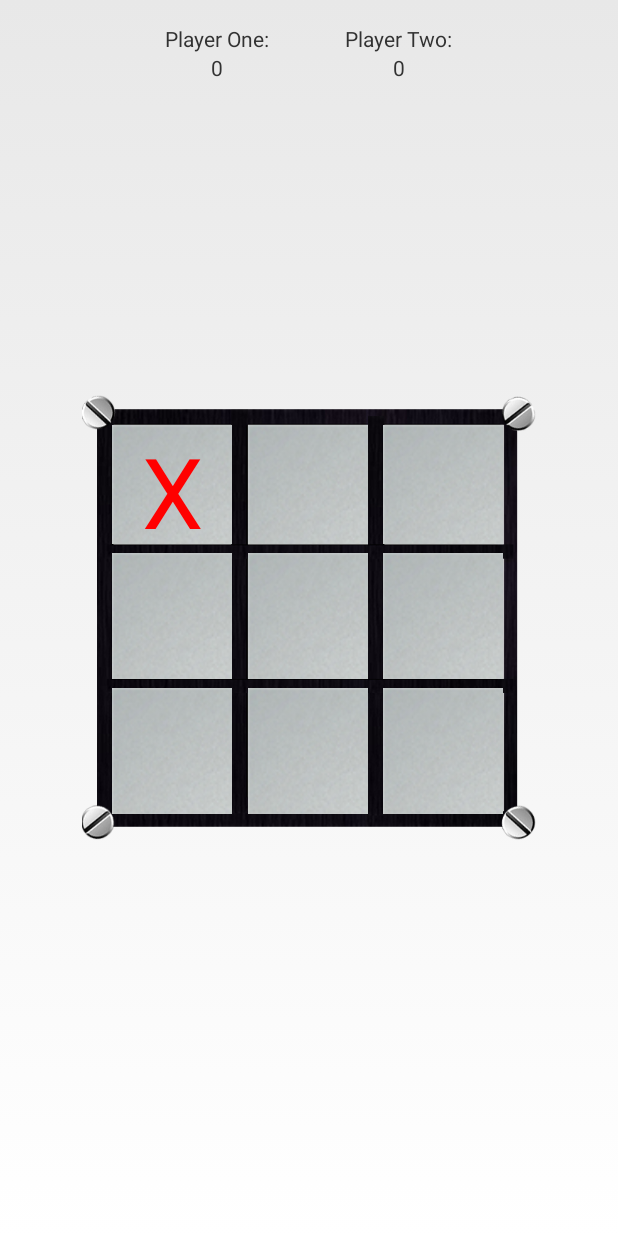
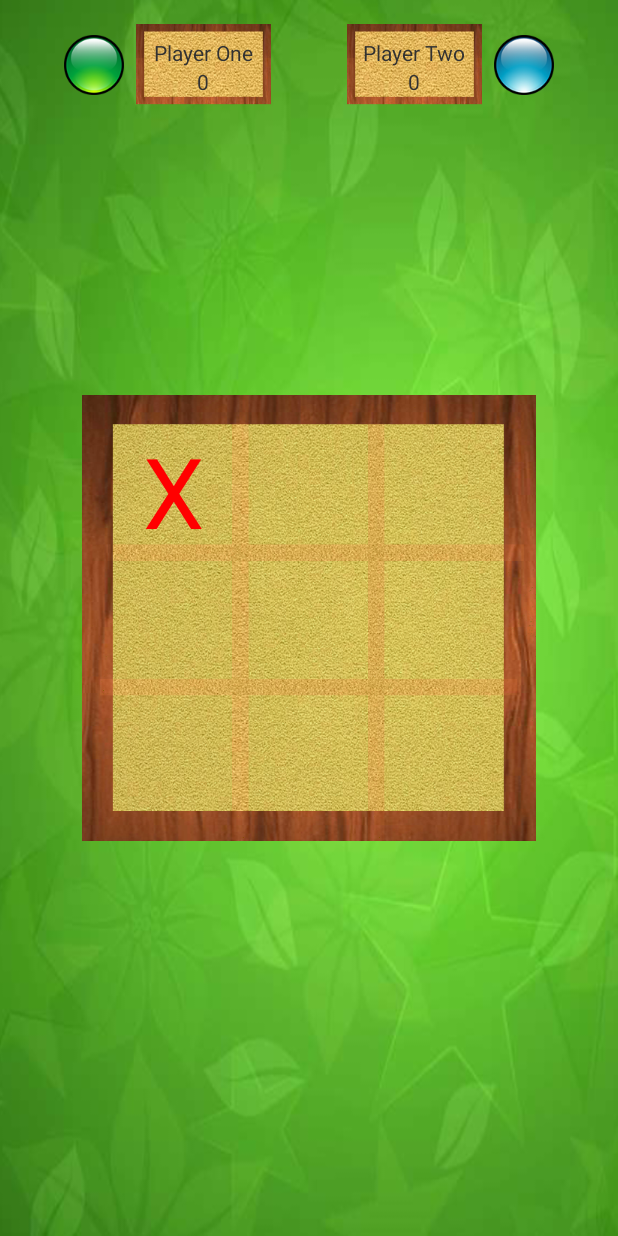
Before and after one commit to SkyLegend/TicTacToe, an Android app: the GameScreenActivity screen opened directly, with no data from a screen before it, after a tap on an icon or button, on a phone screen of 412 x 824 dp. Run offline under Robolectric (Android 15) with nearby library versions, the phone set to English and light mode, and no system bars.

Commit message:
Enhance the game screen.

```diff
--- a/TicTacToe/src/main/java/com/sky/tictactoe/GameScreenActivity.java
+++ b/TicTacToe/src/main/java/com/sky/tictactoe/GameScreenActivity.java
@@ -6,6 +6,7 @@ import android.app.Activity;
 import android.view.Menu;
 import android.view.View;
 import android.widget.Button;
+import android.widget.ImageView;
 import android.widget.TextView;
 
 import java.util.ArrayList;
@@ -35,6 +36,9 @@ public class GameScreenActivity extends Activity {
     private Button bottomCenter;
     private Button bottomRight;
 
+    private ImageView playerOneMarker;
+    private ImageView playerTwoMarker;
+
     @Override
     protected void onCreate(Bundle savedInstanceState) {
         super.onCreate(savedInstanceState);
@@ -55,6 +59,9 @@ public class GameScreenActivity extends Activity {
         bottomCenter = (Button) findViewById(R.id.btnBottomCenter);
         bottomRight = (Button) findViewById(R.id.btnBottomRight);
 
+        playerOneMarker = (ImageView) findViewById(R.id.playerOneTurn);
+        playerTwoMarker = (ImageView) findViewById(R.id.playerTwoTurn);
+
         topLeft.setOnClickListener(gameClicks);
         topCenter.setOnClickListener(gameClicks);
         topRight.setOnClickListener(gameClicks);
@@ -64,6 +71,7 @@ public class GameScreenActivity extends Activity {
         bottomLeft.setOnClickListener(gameClicks);
         bottomCenter.setOnClickListener(gameClicks);
         bottomRight.setOnClickListener(gameClicks);
+
 
         initializeVictoryPatterns();
 
@@ -117,16 +125,22 @@ public class GameScreenActivity extends Activity {
                 gameGrid[row][column] = true;
                 tempButton.setTextColor(Color.RED);
                 tempButton.setText("X");
-                determineVictory(partitionNumber);
-                playerOneTurnMarker = false;
-                playerTwoTurnMarker = true;
+                if(!(determineVictory(partitionNumber))){
+                    playerOneTurnMarker = false;
+                    playerOneMarker.setImageResource(R.drawable.neutral_turn);
+                    playerTwoTurnMarker = true;
+                    playerTwoMarker.setImageResource(R.drawable.blue_turn);
+                }
             } else{
                 gameGrid[row][column] = false;
                 tempButton.setTextColor(Color.BLUE);
                 tempButton.setText("O");
-                determineVictory(partitionNumber);
-                playerTwoTurnMarker = false;
-                playerOneTurnMarker = true;
+                if(!(determineVictory(partitionNumber))){
+                    playerTwoTurnMarker = false;
+                    playerTwoMarker.setImageResource(R.drawable.neutral_turn);
+                    playerOneTurnMarker = true;
+                    playerOneMarker.setImageResource(R.drawable.red_turn);
+                }
             }
         }
         if(drawGame()){
@@ -147,7 +161,7 @@ public class GameScreenActivity extends Activity {
      * 8 null
      * 9 null
      */
-    private void determineVictory(int patternNum){
+    private boolean determineVictory(int patternNum){
         ArrayList<int[]> tempPatterns;
         tempPatterns = gridPatterns.get(patternNum);
         //Check Patterns
@@ -158,13 +172,16 @@ public class GameScreenActivity extends Activity {
                     && (gameGrid[temp[4]][temp[5]] != null && gameGrid[temp[4]][temp[5]])){
                 playerOneScore.setText(Integer.toString(++mPlayerOneScore));
                 gameReset();
+                return true;
             } else if((gameGrid[temp[0]][temp[1]] != null && !(gameGrid[temp[0]][temp[1]]))
                     && (gameGrid[temp[2]][temp[3]] != null && !(gameGrid[temp[2]][temp[3]]))
                     && (gameGrid[temp[4]][temp[5]] != null && !(gameGrid[temp[4]][temp[5]]))){
                 playerTwoScore.setText(Integer.toString(++mPlayerTwoScore));
                 gameReset();
+                return true;
             }
         }
+        return false;
 
 
         //Check Current Player
--- a/TicTacToe/src/main/res/layout/activity_game_screen.xml
+++ b/TicTacToe/src/main/res/layout/activity_game_screen.xml
@@ -6,7 +6,8 @@
     android:paddingRight="@dimen/activity_horizontal_margin"
     android:paddingTop="@dimen/activity_vertical_margin"
     android:paddingBottom="@dimen/activity_vertical_margin"
-    tools:context=".GameScreenActivity">
+    tools:context=".GameScreenActivity"
+    android:background="@drawable/grass2_background">
 
     <LinearLayout
         android:orientation="vertical"
@@ -15,7 +16,7 @@
         android:layout_centerVertical="true"
         android:layout_centerHorizontal="true"
         android:id="@+id/gameGrid"
-        android:background="@drawable/board_background"
+        android:background="@drawable/sandbox"
         android:layout_margin="0dp">
 
         <LinearLayout
@@ -26,37 +27,43 @@
 
             <Button
                 android:layout_width="80dp"
-                android:layout_height="86dp"
+                android:layout_height="87dp"
                 android:id="@+id/btnTopLeft"
                 android:visibility="visible"
                 android:textSize="65dp"
-                android:background="@drawable/button_background"
+                android:background="@drawable/button_background_invis"
                 android:layout_marginTop="13dp"
-                android:layout_marginLeft="20dp"
-                android:layout_gravity="center" />
+                android:layout_marginLeft="20.5dp"
+                android:layout_gravity="center"
+                android:layout_marginRight="0dp"
+                android:layout_marginBottom="0dp" />
 
             <Button
                 android:layout_width="80dp"
-                android:layout_height="86dp"
+                android:layout_height="87dp"
                 android:id="@+id/btnTopCenter"
                 android:layout_gravity="center"
                 android:visibility="visible"
                 android:textSize="65dp"
-                android:background="@drawable/button_background"
+                android:background="@drawable/button_background_invis"
                 android:layout_marginTop="13dp"
-                android:layout_marginLeft="10.5dp" />
+                android:layout_marginLeft="11dp"
+                android:layout_marginRight="0dp"
+                android:layout_marginBottom="0dp" />
 
             <Button
                 android:layout_width="80dp"
-                android:layout_height="86dp"
+                android:layout_height="87dp"
                 android:id="@+id/btnTopRight"
                 android:layout_gravity="center"
                 android:visibility="visible"
                 android:textColor="#000000"
                 android:textSize="65dp"
-                android:background="@drawable/button_background"
+                android:background="@drawable/button_background_invis"
                 android:layout_marginTop="13dp"
-                android:layout_marginLeft="10.25dp" />
+                android:layout_marginLeft="10dp"
+                android:layout_marginRight="0dp"
+                android:layout_marginBottom="0dp" />
         </LinearLayout>
 
         <LinearLayout
@@ -67,36 +74,42 @@
 
             <Button
                 android:layout_width="80dp"
-                android:layout_height="86dp"
+                android:layout_height="82dp"
                 android:id="@+id/btnCenterLeft"
                 android:layout_gravity="center"
                 android:textSize="65dp"
-                android:background="@drawable/button_background"
+                android:background="@drawable/button_background_invis"
                 android:visibility="visible"
-                android:layout_marginTop="4dp"
-                android:layout_marginLeft="20dp" />
+                android:layout_marginTop="7dp"
+                android:layout_marginLeft="20.5dp"
+                android:layout_marginRight="0dp"
+                android:layout_marginBottom="0dp" />
 
             <Button
                 android:layout_width="80dp"
-                android:layout_height="86dp"
+                android:layout_height="82dp"
                 android:id="@+id/btnCenter"
                 android:layout_gravity="center"
                 android:textSize="65dp"
-                android:background="@drawable/button_background"
+                android:background="@drawable/button_background_invis"
                 android:visibility="visible"
-                android:layout_marginTop="4dp"
-                android:layout_marginLeft="10.5dp" />
+                android:layout_marginTop="7dp"
+                android:layout_marginLeft="11dp"
+                android:layout_marginRight="0dp"
+                android:layout_marginBottom="0dp" />
 
             <Button
                 android:layout_width="80dp"
-                android:layout_height="86dp"
+                android:layout_height="82dp"
                 android:id="@+id/btnCenterRight"
                 android:layout_gravity="center"
                 android:textSize="65dp"
-                android:background="@drawable/button_background"
+                android:background="@drawable/button_background_invis"
                 android:visibility="visible"
-                android:layout_marginTop="4dp"
-                android:layout_marginLeft="10.25dp" />
+                android:layout_marginTop="7dp"
+                android:layout_marginLeft="10dp"
+                android:layout_marginRight="0dp"
+                android:layout_marginBottom="0dp" />
         </LinearLayout>
 
         <LinearLayout
@@ -107,36 +120,42 @@
 
             <Button
                 android:layout_width="80dp"
-                android:layout_height="86dp"
+                android:layout_height="80dp"
                 android:id="@+id/btnBottomLeft"
                 android:layout_gravity="center"
                 android:textSize="65dp"
-                android:background="@drawable/button_background"
+                android:background="@drawable/button_background_invis"
                 android:visibility="visible"
-                android:layout_marginTop="4dp"
-                android:layout_marginLeft="20dp" />
+                android:layout_marginTop="7.5dp"
+                android:layout_marginLeft="20.5dp"
+                android:layout_marginRight="0dp"
+                android:layout_marginBottom="0dp" />
 
             <Button
                 android:layout_width="80dp"
-                android:layout_height="86dp"
+                android:layout_height="80dp"
                 android:id="@+id/btnBottomCenter"
                 android:layout_gravity="center"
                 android:textSize="65dp"
-                android:background="@drawable/button_background"
+                android:background="@drawable/button_background_invis"
                 android:visibility="visible"
-                android:layout_marginTop="4dp"
-                android:layout_marginLeft="10.5dp" />
+                android:layout_marginTop="7.5dp"
+                android:layout_marginLeft="11dp"
+                android:layout_marginRight="0dp"
+                android:layout_marginBottom="0dp" />
 
             <Button
                 android:layout_width="80dp"
-                android:layout_height="86dp"
+                android:layout_height="80dp"
                 android:id="@+id/btnBottomRight"
                 android:layout_gravity="center"
                 android:textSize="65dp"
-                android:background="@drawable/button_background"
+                android:background="@drawable/button_background_invis"
                 android:visibility="visible"
-                android:layout_marginTop="4dp"
-                android:layout_marginLeft="10.25dp" />
+                android:layout_marginTop="7.5dp"
+                android:layout_marginLeft="10dp"
+                android:layout_marginRight="0dp"
+                android:layout_marginBottom="0dp" />
         </LinearLayout>
     </LinearLayout>
 
@@ -146,27 +165,40 @@
         android:layout_alignParentTop="true"
         android:layout_centerHorizontal="true">
 
+        <ImageView
+            android:layout_width="wrap_content"
+            android:layout_height="wrap_content"
+            android:id="@+id/playerOneTurn"
+            android:layout_marginRight="8dp"
+            android:layout_marginTop="7dp"
+            android:src="@drawable/red_turn" />
+
         <LinearLayout
             android:orientation="vertical"
             android:layout_width="wrap_content"
             android:layout_height="wrap_content"
             android:id="@+id/playerOneScoreFrame"
-            android:layout_marginRight="25dp">
+            android:layout_marginRight="25dp"
+            android:background="@drawable/score_background">
 
             <TextView
-                android:layout_width="wrap_content"
+                android:layout_width="match_parent"
                 android:layout_height="wrap_content"
                 android:text="@string/player_one"
-                android:id="@+id/playerOneScoreText" />
+                android:id="@+id/playerOneScoreText"
+                android:textAlignment="center"
+                android:layout_marginTop="9dp"
+                android:gravity="center_horizontal" />
 
             <TextView
-                android:layout_width="fill_parent"
+                android:layout_width="match_parent"
                 android:layout_height="wrap_content"
                 android:id="@+id/playerOneScore"
                 android:text="@string/initial_score"
                 android:layout_below="@+id/playerOneScoreText"
                 android:layout_alignLeft="@+id/playerOneScoreText"
-                android:gravity="center_horizontal" />
+                android:gravity="center_horizontal"
+                android:textAlignment="center" />
         </LinearLayout>
 
         <LinearLayout
@@ -174,16 +206,19 @@
             android:layout_width="wrap_content"
             android:layout_height="wrap_content"
             android:id="@+id/playerTwoScoreFrame"
-            android:layout_marginLeft="25dp">
+            android:layout_marginLeft="25dp"
+            android:background="@drawable/score_background">
 
             <TextView
-                android:layout_width="wrap_content"
+                android:layout_width="fill_parent"
                 android:layout_height="wrap_content"
                 android:text="@string/player_two"
                 android:id="@+id/playerTwoScoreText"
                 android:layout_alignParentTop="true"
                 android:layout_centerHorizontal="true"
-                android:singleLine="false" />
+                android:singleLine="false"
+                android:gravity="center_horizontal"
+                android:layout_marginTop="9dp" />
 
             <TextView
                 android:layout_width="fill_parent"
@@ -195,5 +230,15 @@
                 android:textAlignment="center"
                 android:gravity="center_horizontal" />
         </LinearLayout>
+
+        <ImageView
+            android:layout_width="wrap_content"
+            android:layout_height="wrap_content"
+            android:id="@+id/playerTwoTurn"
+            android:layout_marginLeft="8dp"
+            android:layout_marginTop="7dp"
+            android:src="@drawable/neutral_turn" />
+
     </LinearLayout>
+
 </RelativeLayout>
--- a/TicTacToe/src/main/res/values/strings.xml
+++ b/TicTacToe/src/main/res/values/strings.xml
@@ -8,8 +8,8 @@
     <string name="game_option">Select A Game Option</string>
     <string name="title_activity_game_screen">GameScreenActivity</string>
     <string name="hello_world">Hello world!</string>
-    <string name="player_one">Player One:</string>
-    <string name="player_two">Player Two:</string>
+    <string name="player_one">Player One</string>
+    <string name="player_two">Player Two</string>
     <string name="player_cpu">Computer:</string>
     <string name="initial_score">0</string>
 
```
Also changed, not shown: TicTacToe/src/main/AndroidManifest.xml (+6 -2 lines), TicTacToe/src/main/res/drawable-xhdpi/blue_turn.png (added), TicTacToe/src/main/res/drawable-xhdpi/board_background.png (deleted), TicTacToe/src/main/res/drawable-xhdpi/button_background_invis.png (added), TicTacToe/src/main/res/drawable-xhdpi/game_background.jpg (deleted), TicTacToe/src/main/res/drawable-xhdpi/grass2_background.png (added), TicTacToe/src/main/res/drawable-xhdpi/neutral_turn.png (added), TicTacToe/src/main/res/drawable-xhdpi/red_turn.png (added), TicTacToe/src/main/res/drawable-xhdpi/sandbox.png (added), TicTacToe/src/main/res/drawable-xhdpi/score_background.png (added), 1 other file.
